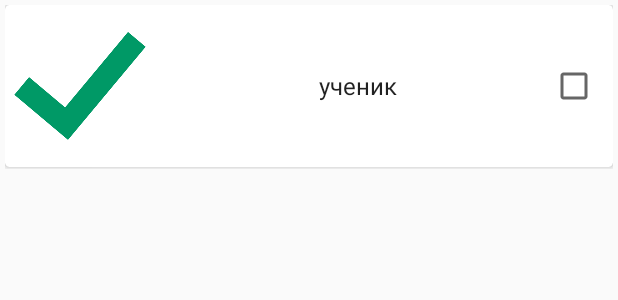
After one commit to ivatar39/Udicate, an Android app: the layout subject_item.xml on its own in the app's theme, with its tools: preview values and no code run, on a phone screen of 412 x 824 dp. The commit adds this screen. Shown: the top 300 px of the screen. Run offline under Robolectric (Android 15) with nearby library versions, the phone set to English and light mode, and no system bars.

Commit message:
Small fix

```diff
--- a/app/src/main/AndroidManifest.xml
+++ b/app/src/main/AndroidManifest.xml
@@ -26,6 +26,7 @@
         <activity android:name=".activity.RegistrationActivity"></activity>
         <activity android:name=".activity.SwipeActivity"></activity>
         <activity android:name=".activity.LoginActivity"></activity>
+        <activity android:name=".activity.ChooseSubjectsActivity"></activity>
     </application>
 
 </manifest>
--- /dev/null
+++ b/app/src/main/java/com/ivlup/udicate/activity/ChooseSubjectsActivity.java
@@ -0,0 +1,15 @@
+package com.ivlup.udicate.activity;
+
+import android.os.Bundle;
+import android.support.v7.app.AppCompatActivity;
+
+import com.ivlup.udicate.R;
+
+public class ChooseSubjectsActivity extends AppCompatActivity {
+    @Override
+    protected void onCreate(Bundle savedInstanceState) {
+        super.onCreate(savedInstanceState);
+        setContentView(R.layout.activity_enter);
+    }
+
+}
--- a/app/src/main/java/com/ivlup/udicate/activity/FirebaseUIActivity.java
+++ b/app/src/main/java/com/ivlup/udicate/activity/FirebaseUIActivity.java
@@ -44,8 +44,8 @@ public class FirebaseUIActivity extends AppCompatActivity implements DB.Callback
         mBtEnter.setOnClickListener(new View.OnClickListener() {
             @Override
             public void onClick(View v) {
-
-                createSignInIntent();
+               Intent intent = new Intent(FirebaseUIActivity.this, LoginActivity.class);
+               startActivity(intent);
             }
         });
         createSignInIntent();
@@ -64,6 +64,7 @@ public class FirebaseUIActivity extends AppCompatActivity implements DB.Callback
     }
 
     public void createSignInIntent() {
+
         // [START auth_fui_create_intent]
         // Choose authentication providers
         List<AuthUI.IdpConfig> providers = Arrays.asList(
--- /dev/null
+++ b/app/src/main/res/layout/activity_choose_subjects.xml
@@ -0,0 +1,8 @@
+<?xml version="1.0" encoding="utf-8"?>
+<android.support.v7.widget.RecyclerView
+    android:id="@+id/recylcler_subjects"
+    xmlns:android="http://schemas.android.com/apk/res/android"
+    android:layout_width="match_parent"
+    android:layout_height="match_parent">
+
+</android.support.v7.widget.RecyclerView>
--- /dev/null
+++ b/app/src/main/res/layout/subject_item.xml
@@ -0,0 +1,53 @@
+<?xml version="1.0" encoding="utf-8"?>
+<?xml version="1.0" encoding="utf-8"?>
+<layout>
+    <LinearLayout
+        android:background="@color/browser_actions_bg_grey"
+        android:layout_margin="3dp"
+        xmlns:card_view="http://schemas.android.com/apk/res-auto"
+        xmlns:tools="http://schemas.android.com/tools"
+        xmlns:android="http://schemas.android.com/apk/res/android"
+        android:layout_width="match_parent"
+        android:layout_height="wrap_content"
+        android:layout_marginBottom="7dp">
+
+        <android.support.v7.widget.CardView
+            android:layout_marginBottom="1dp"
+            card_view:cardCornerRadius="3dp"
+            android:layout_width="match_parent"
+            android:id="@+id/person_card_view"
+            android:layout_height="match_parent"
+            >
+            <LinearLayout
+                android:layout_marginTop="4dp"
+                android:layout_marginBottom="4dp"
+                android:orientation="horizontal"
+                android:gravity="center"
+                android:layout_width="match_parent"
+                android:layout_height="match_parent">
+                <ImageView
+                    android:layout_width="100dp"
+                    android:layout_height="100dp"
+                    android:src="@drawable/accept"
+                    />
+                <TextView
+
+                    android:layout_marginLeft="17dp"
+                    android:gravity="center"
+                    style="@style/TextAppearance.AppCompat.Subhead"
+                    android:id="@+id/person_name"
+                    android:layout_width="0dp"
+                    android:layout_weight="2"
+                    android:layout_height="match_parent"
+                    android:text="ученик"/>
+
+                <CheckBox
+                    android:id="@+id/person_check_box"
+                    android:layout_width="wrap_content"
+                    android:layout_margin="10dp"
+                    android:layout_height="match_parent" />
+            </LinearLayout>
+        </android.support.v7.widget.CardView>
+
+    </LinearLayout>
+</layout>
```
